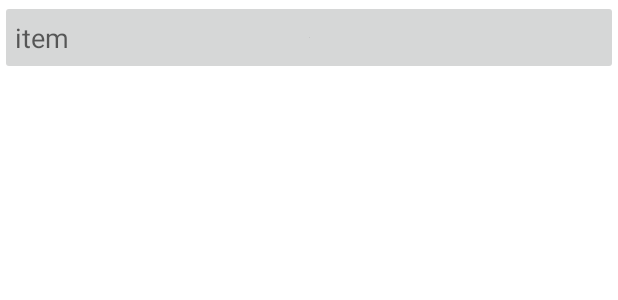
After one commit to LiamHeynderickx/AndroidRecipeApplication, an Android app: the layout recipes_recycler_view.xml on its own in the app's theme, with its tools: preview values and no code run, on a phone screen of 412 x 824 dp. The commit adds this screen. Shown: the top 300 px of the screen. Run offline under Robolectric (Android 15) with nearby library versions, the phone set to English and light mode, and no system bars; network calls fail.

Commit message:
doing recycler views

```diff
--- a/app/src/main/res/layout/activity_search_recipes.xml
+++ b/app/src/main/res/layout/activity_search_recipes.xml
@@ -12,6 +12,7 @@
         android:layout_height="wrap_content"
         android:layout_marginTop="50dp"
         android:layout_marginEnd="30dp"
+        android:onClick="onBtnSearchByName_Clicked"
         android:text="Search"
         app:layout_constraintEnd_toEndOf="parent"
         app:layout_constraintTop_toTopOf="parent" />
--- /dev/null
+++ b/app/src/main/res/layout/recipes_recycler_view.xml
@@ -0,0 +1,30 @@
+<?xml version="1.0" encoding="utf-8"?>
+<androidx.constraintlayout.widget.ConstraintLayout xmlns:android="http://schemas.android.com/apk/res/android"
+    xmlns:app="http://schemas.android.com/apk/res-auto"
+    xmlns:tools="http://schemas.android.com/tools"
+    android:layout_width="match_parent"
+    android:layout_height="50dp"
+    android:background="@color/white">
+
+    <ImageButton
+        android:id="@+id/btnRecipeSelector"
+        android:layout_width="0dp"
+        android:layout_height="0dp"
+        android:contentDescription="recipeSelector"
+        app:layout_constraintBottom_toBottomOf="parent"
+        app:layout_constraintEnd_toEndOf="parent"
+        app:layout_constraintStart_toStartOf="parent"
+        app:layout_constraintTop_toTopOf="parent"
+        app:srcCompat="@android:drawable/divider_horizontal_bright" />
+
+    <TextView
+        android:id="@+id/lblRecipeName"
+        android:layout_width="wrap_content"
+        android:layout_height="wrap_content"
+        android:layout_marginStart="10dp"
+        android:text="item"
+        android:textAppearance="@style/TextAppearance.AppCompat.Medium"
+        app:layout_constraintBottom_toBottomOf="parent"
+        app:layout_constraintStart_toStartOf="parent"
+        app:layout_constraintTop_toTopOf="parent" />
+</androidx.constraintlayout.widget.ConstraintLayout>
```
Also changed, not shown: app/src/main/java/be/kuleuven/gt/project_recipe/MyAdapter.java (added, +42 -0 lines), app/src/main/java/be/kuleuven/gt/project_recipe/MyViewHolder.java (added, +21 -0 lines), app/src/main/java/be/kuleuven/gt/project_recipe/RecipeInformation.java (added, +19 -0 lines), app/src/main/java/be/kuleuven/gt/project_recipe/SearchRecipes.java (+43 -7 lines).
